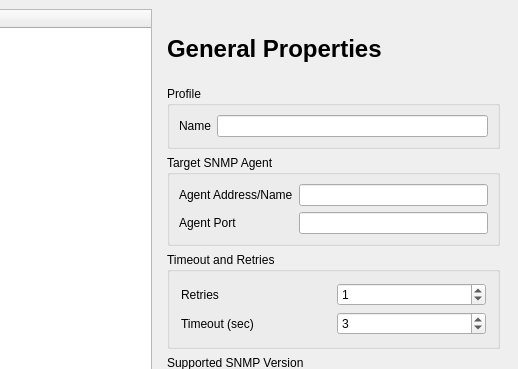
This is app/agentprofile.ui in jumoog/snmpb as Qt 5 draws it before an edit; both pictures show x 113 to 631 and y 0 to 369 of the 631 by 462 pixel window. The edited form follows.
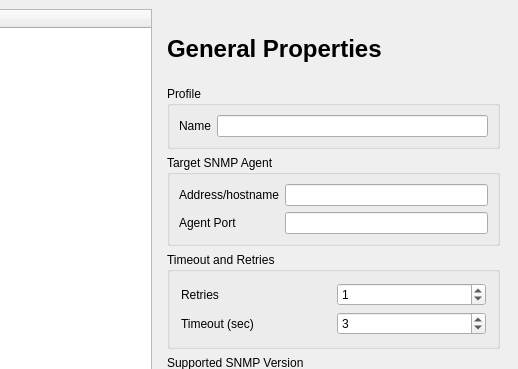
This is the edited form. Icons and pictures are not drawn.

Patch:
```diff
--- a/app/agentprofile.ui
+++ b/app/agentprofile.ui
@@ -167,7 +167,7 @@
           <item row="0" column="0">
            <widget class="QLabel" name="AddressL">
             <property name="text">
-             <string>Agent Address/Name</string>
+             <string>Address/hostname</string>
             </property>
            </widget>
           </item>
```
Left out of the diff: 34 changed lines with no effect on the pictures.
